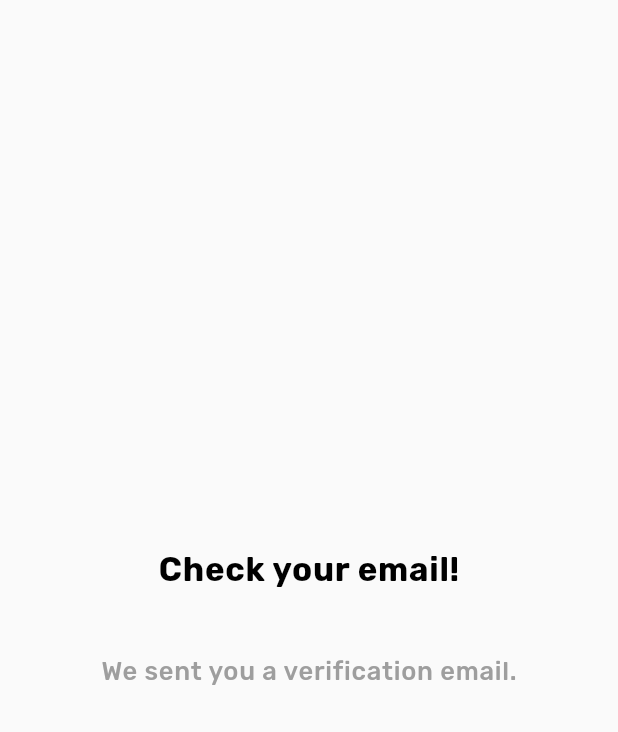
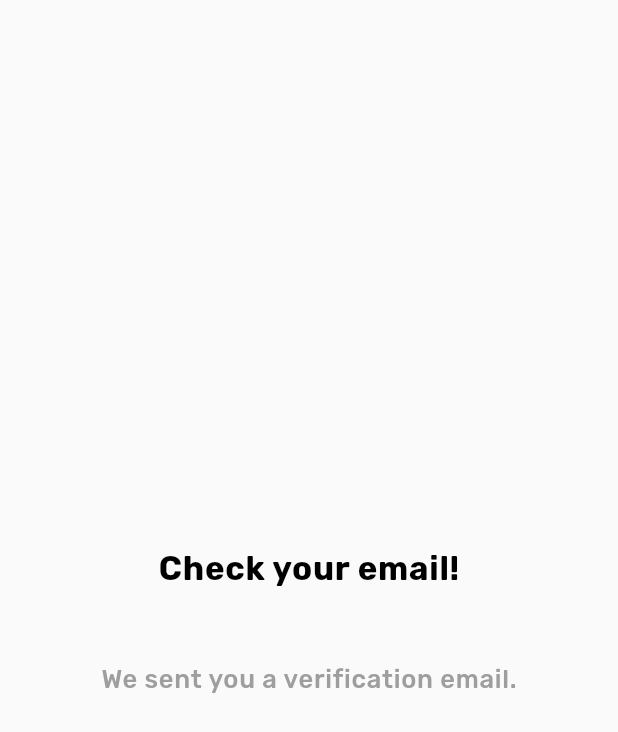
Before and after one commit to sandra-ntsoele/supafire, a Flutter app: the VerifyEmailView screen opened directly with empty values, on a phone screen of 412 x 824 dp. Shown: the top 732 px of the screen. Run offline on Flutter 3.47's test engine with Material 2 defaults, Android fonts, the phone set to English and light mode, and no system bars; our stand-ins replace firebase_auth, firebase_core, google_fonts, supabase_flutter; accounts and stored records are empty; network calls fail.

Commit message:
feat: add line height value for Text styles

```diff
--- a/lib/ui/shared/shared_styles.dart
+++ b/lib/ui/shared/shared_styles.dart
@@ -8,6 +8,7 @@ class SharedStyles {
     fontWeight: FontWeight.bold,
     fontSize: 22,
     letterSpacing: 0.5,
+    height: 1.5,
   );
 
   static TextStyle paragraphOne = TextStyle(
@@ -15,6 +16,7 @@ class SharedStyles {
     fontWeight: FontWeight.w500,
     letterSpacing: 0.5,
     color: AppColours.grey,
+    height: 1.5,
   );
 
   static TextStyle paragraphTwo = TextStyle(
@@ -22,6 +24,7 @@ class SharedStyles {
     fontWeight: FontWeight.w500,
     letterSpacing: 0.5,
     color: AppColours.grey,
+    height: 1.5,
   );
 
   static TextStyle smallText = TextStyle(
@@ -29,6 +32,7 @@ class SharedStyles {
     fontWeight: FontWeight.w500,
     letterSpacing: 0.5,
     color: AppColours.grey,
+    height: 1.5,
   );
 
   /// [END TEXT STYLES]
```
